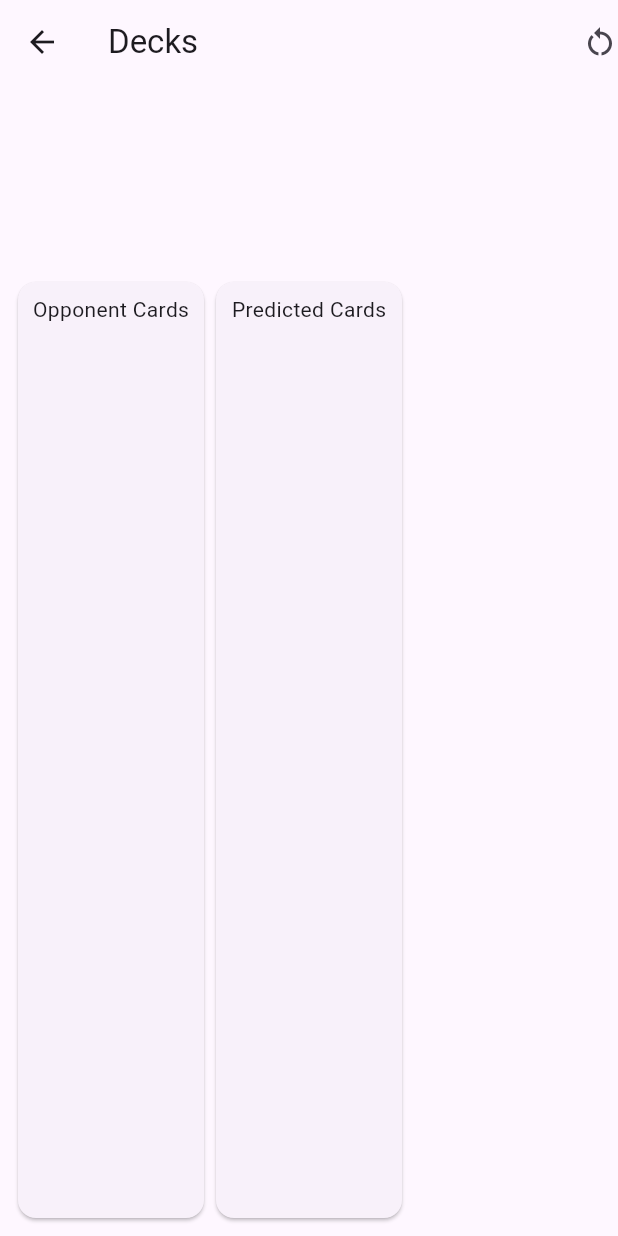
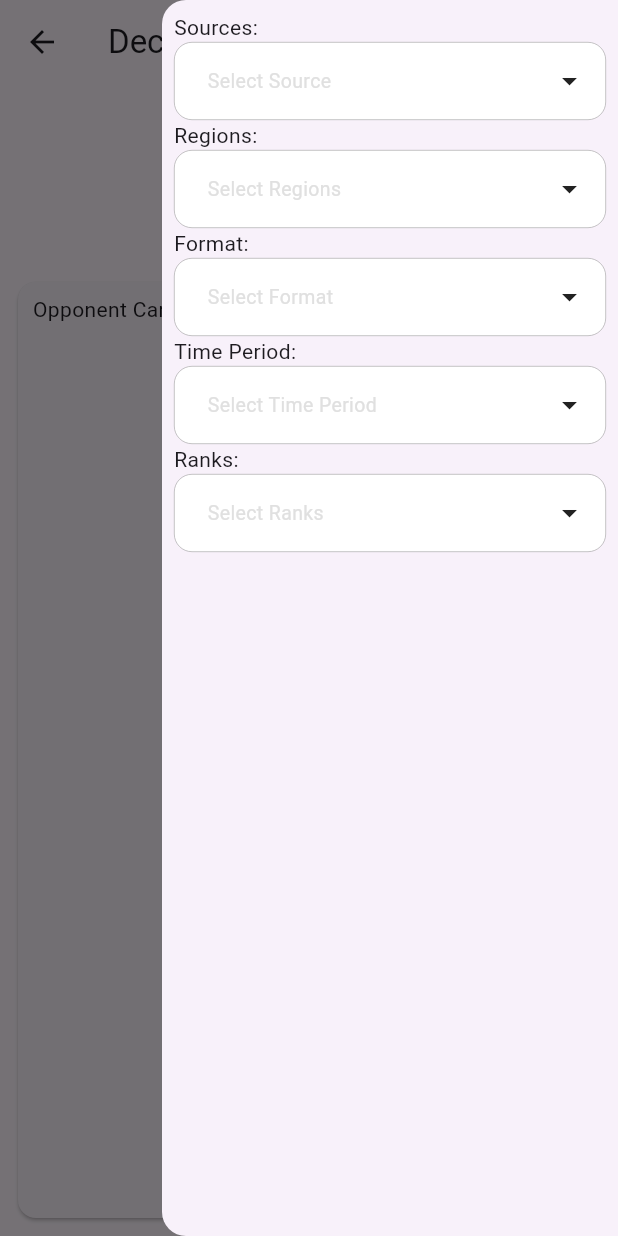
Before and after one commit to Almis90/lortools, a Flutter app: the DecksPage screen opened by its route, with the side drawer open (before the commit the screen has no drawer), on a phone screen of 412 x 824 dp. Run offline on Flutter 3.47's test engine with Material 3 defaults, Android fonts, the phone set to English and light mode, and no system bars; drawn by our look-alikes of multi_dropdown; our stand-ins replace auto_route, cached_network_image, dio, firebase_core, flutter_bloc, shared_preferences; missing offline and left inert: base32, darq; accounts and stored records are empty; generated files the repository leaves out were written again; network calls fail.

Commit message:
Added settings UI

```diff
--- a/lib/models/set.dart
+++ b/lib/models/set.dart
@@ -96,9 +96,9 @@ class SetCard {
   });
 
   factory SetCard.fromJson(Map<String, dynamic> json) =>
-      _$LorCardFromJson(json);
+      _$SetCardFromJson(json);
 
-  Map<String, dynamic> toJson() => _$LorCardToJson(this);
+  Map<String, dynamic> toJson() => _$SetCardToJson(this);
 }
 
 @JsonSerializable()
--- a/lib/pages/decks_page.dart
+++ b/lib/pages/decks_page.dart
@@ -1,6 +1,7 @@
 import 'package:auto_route/auto_route.dart';
 import 'package:flutter/material.dart';
 import 'package:flutter_bloc/flutter_bloc.dart';
+import 'package:lortools/auto_router.gr.dart';
 import 'package:lortools/bloc/decks_bloc.dart';
 import 'package:lortools/bloc/opponent_cards_bloc.dart';
 import 'package:lortools/bloc/predicted_cards_bloc.dart';
@@ -10,6 +11,7 @@ import 'package:lortools/helpers/card_helper.dart';
 import 'package:lortools/models/champion.dart';
 import 'package:lortools/models/deck.dart';
 import 'package:lortools/models/lor_card.dart';
+import 'package:lortools/pages/settings_page.dart';
 import 'package:lortools/widgets/card_prediction_widget.dart';
 import 'package:lortools/widgets/card_widget.dart';
 import 'package:lortools/widgets/deck_card_widget.dart';
@@ -24,6 +26,7 @@ class DecksPage extends StatefulWidget {
 }
 
 class _DecksPageState extends State<DecksPage> {
+  final GlobalKey<ScaffoldState> _scaffoldKey = GlobalKey<ScaffoldState>();
   final MultiSelectController<String> _championsController =
       MultiSelectController<String>();
   final MultiSelectController<String> _regionsController =
@@ -52,6 +55,7 @@ class _DecksPageState extends State<DecksPage> {
   @override
   Widget build(BuildContext context) {
     return Scaffold(
+      key: _scaffoldKey,
       appBar: AppBar(
         title: const Text('Decks'),
         actions: [
@@ -66,9 +70,16 @@ class _DecksPageState extends State<DecksPage> {
               _regionsController.clearAllSelection();
               _searchController.clear();
             },
-          )
+          ),
+          GestureDetector(
+            child: const Icon(Icons.settings),
+            onTap: () {
+              _scaffoldKey.currentState?.openEndDrawer();
+            },
+          ),
         ],
       ),
+      endDrawer: const SettingsPage(),
       body: Padding(
         padding: const EdgeInsets.all(8.0),
         child: Column(
--- /dev/null
+++ b/lib/pages/settings_page.dart
@@ -0,0 +1,118 @@
+import 'package:flutter/material.dart';
+import 'package:multi_dropdown/multiselect_dropdown.dart';
+
+class SettingsPage extends StatefulWidget {
+  const SettingsPage({super.key});
+
+  @override
+  State<SettingsPage> createState() => _SettingsPageState();
+}
+
+class _SettingsPageState extends State<SettingsPage> {
+  final MultiSelectController<String> _sourcesController =
+      MultiSelectController<String>();
+  final MultiSelectController<String> _regionsController =
+      MultiSelectController<String>();
+  final MultiSelectController<String> _timePeriodController =
+      MultiSelectController<String>();
+  final MultiSelectController<String> _formatController =
+      MultiSelectController<String>();
+  final MultiSelectController<String> _ranksController =
+      MultiSelectController<String>();
+
+  @override
+  Widget build(BuildContext context) {
+    return Drawer(
+      child: Padding(
+        padding: const EdgeInsets.all(8.0),
+        child: SingleChildScrollView(
+          child: Column(
+            crossAxisAlignment: CrossAxisAlignment.start,
+            children: [
+              const Text('Sources:'),
+              MultiSelectDropDown<String>(
+                hint: 'Select Source',
+                controller: _sourcesController,
+                onOptionSelected: _onSourcesSelected,
+                options: ['Mastering Runeterra']
+                    .map((e) => ValueItem(label: e, value: e))
+                    .toList(),
+                selectionType: SelectionType.multi,
+                chipConfig: const ChipConfig(wrapType: WrapType.wrap),
+                dropdownHeight: 300,
+                optionTextStyle: const TextStyle(fontSize: 16),
+                selectedOptionIcon: const Icon(Icons.check_circle),
+              ),
+              const Text('Regions:'),
+              MultiSelectDropDown<String>(
+                hint: 'Select Regions',
+                controller: _regionsController,
+                onOptionSelected: _onRegionsSelected,
+                options: ['Everyone', 'Americas', 'Europe', 'APAC']
+                    .map((e) => ValueItem(label: e, value: e))
+                    .toList(),
+                selectionType: SelectionType.single,
+                chipConfig: const ChipConfig(wrapType: WrapType.wrap),
+                dropdownHeight: 300,
+                optionTextStyle: const TextStyle(fontSize: 16),
+                selectedOptionIcon: const Icon(Icons.check_circle),
+              ),
+              const Text('Format:'),
+              MultiSelectDropDown<String>(
+                hint: 'Select Format',
+                controller: _formatController,
+                onOptionSelected: _onFormatSelected,
+                options: ['Standard', 'Eternal']
+                    .map((e) => ValueItem(label: e, value: e))
+                    .toList(),
+                selectionType: SelectionType.single,
+                chipConfig: const ChipConfig(wrapType: WrapType.wrap),
+                dropdownHeight: 300,
+                optionTextStyle: const TextStyle(fontSize: 16),
+                selectedOptionIcon: const Icon(Icons.check_circle),
+              ),
+              const Text('Time Period:'),
+              MultiSelectDropDown<String>(
+                hint: 'Select Time Period',
+                controller: _timePeriodController,
+                onOptionSelected: _onTimePeriodSelected,
+                options: ['Current Patch', 'Last 3 days', 'Last 7 Days']
+                    .map((e) => ValueItem(label: e, value: e))
+                    .toList(),
+                selectionType: SelectionType.single,
+                chipConfig: const ChipConfig(wrapType: WrapType.wrap),
+                dropdownHeight: 300,
+                optionTextStyle: const TextStyle(fontSize: 16),
+                selectedOptionIcon: const Icon(Icons.check_circle),
+              ),
+              const Text('Ranks:'),
+              MultiSelectDropDown<String>(
+                hint: 'Select Ranks',
+                controller: _ranksController,
+                onOptionSelected: _onRanksSelected,
+                options: ['All Ranks', 'Master']
+                    .map((e) => ValueItem(label: e, value: e))
+                    .toList(),
+                selectionType: SelectionType.single,
+                chipConfig: const ChipConfig(wrapType: WrapType.wrap),
+                dropdownHeight: 300,
+                optionTextStyle: const TextStyle(fontSize: 16),
+                selectedOptionIcon: const Icon(Icons.check_circle),
+              ),
+            ],
+          ),
+        ),
+      ),
+    );
+  }
+
+  void _onSourcesSelected(List<ValueItem<String>> selectedOptions) {}
+
+  void _onRegionsSelected(List<ValueItem<String>> selectedOptions) {}
+
+  void _onFormatSelected(List<ValueItem<String>> selectedOptions) {}
+
+  void _onRanksSelected(List<ValueItem<String>> selectedOptions) {}
+
+  void _onTimePeriodSelected(List<ValueItem<String>> selectedOptions) {}
+}
```
Also changed, not shown: lib/models/set.g.dart, 1 other file.
